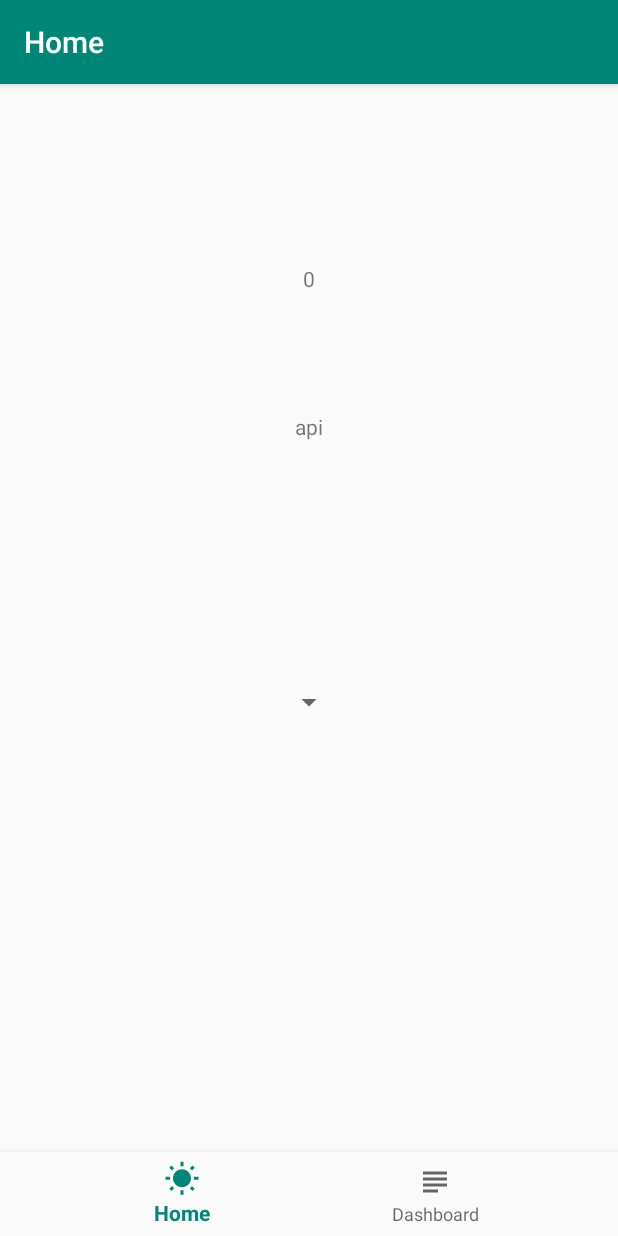
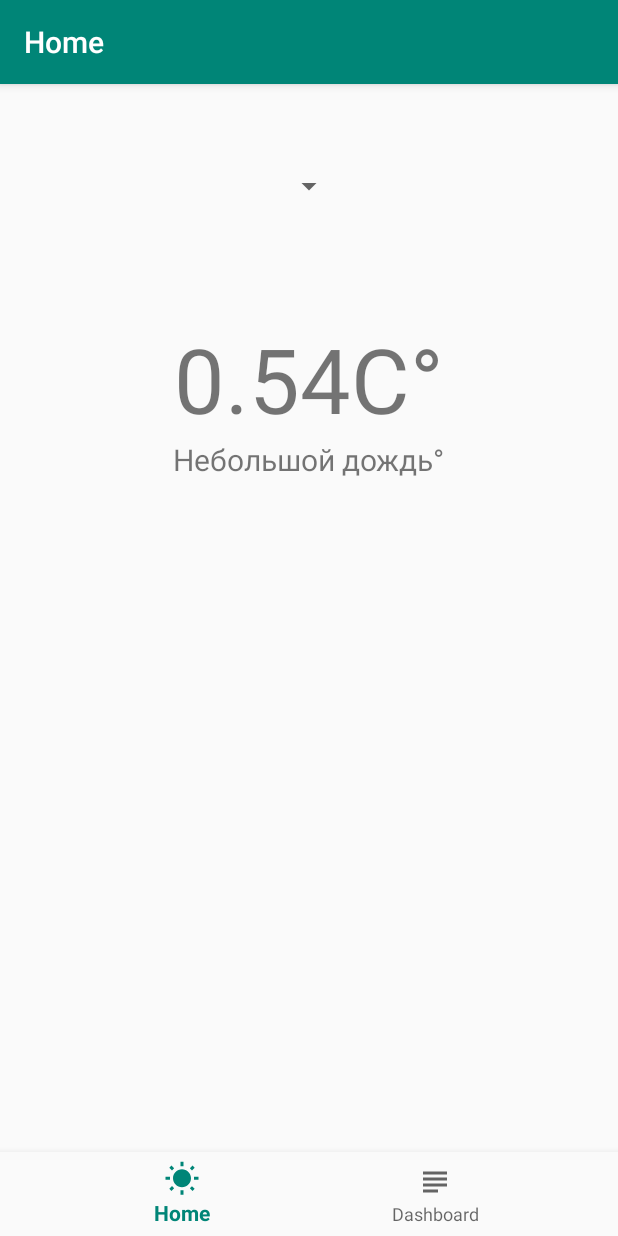
Before and after one commit to AlexGopher802/LearnPractic, an Android app: the screen it shows after launch (MainActivity), on a phone screen of 412 x 824 dp. Run offline under Robolectric (Android 15) with nearby library versions, the phone set to English and light mode, and no system bars; our stand-ins replace navigation-ui.

Commit message:
v.1.1.1 (before final)

```diff
--- a/app/src/main/AndroidManifest.xml
+++ b/app/src/main/AndroidManifest.xml
@@ -1,5 +1,6 @@
 <?xml version="1.0" encoding="utf-8"?>
 <manifest xmlns:android="http://schemas.android.com/apk/res/android"
+    xmlns:tools="http://schemas.android.com/tools"
     package="com.example.perfectweather">
 
     <uses-permission android:name="android.permission.INTERNET" />
@@ -10,8 +11,10 @@
         android:label="@string/app_name"
         android:roundIcon="@mipmap/ic_launcher_round"
         android:supportsRtl="true"
-        android:theme="@style/AppTheme">
+        android:theme="@style/AppTheme"
+        tools:ignore="GoogleAppIndexingWarning">
         <activity
+            android:screenOrientation="portrait"
             android:name=".MainActivity"
             android:label="@string/app_name">
             <intent-filter>
--- a/app/src/main/java/com/example/perfectweather/MainActivity.kt
+++ b/app/src/main/java/com/example/perfectweather/MainActivity.kt
@@ -1,5 +1,6 @@
 package com.example.perfectweather
 
+import android.content.Intent
 import android.content.SharedPreferences
 import android.os.Bundle
 import android.view.View
@@ -7,11 +8,13 @@ import android.widget.ArrayAdapter
 import android.widget.Spinner
 import com.google.android.material.bottomnavigation.BottomNavigationView
 import androidx.appcompat.app.AppCompatActivity
+import androidx.fragment.app.Fragment
 import androidx.navigation.findNavController
 import androidx.navigation.ui.AppBarConfiguration
 import androidx.navigation.ui.setupActionBarWithNavController
 import androidx.navigation.ui.setupWithNavController
 import com.example.perfectweather.data.ApiWeather
+import com.example.perfectweather.ui.dashboard.DashboardFragment
 import com.example.perfectweather.ui.dashboard.DialogWindow
 import kotlinx.android.synthetic.main.fragment_home.*
 import kotlinx.coroutines.Dispatchers
@@ -32,23 +35,10 @@ class MainActivity : AppCompatActivity() {
         val navView: BottomNavigationView = findViewById(R.id.nav_view)
 
         val navController = findNavController(R.id.nav_host_fragment)
-// Passing each menu ID as a set of Ids because each
-// menu should be considered as top level destinations.
         val appBarConfiguration = AppBarConfiguration(setOf(
             R.id.navigation_home, R.id.navigation_dashboard))
         setupActionBarWithNavController(navController, appBarConfiguration)
         navView.setupWithNavController(navController)
 
-        //GlobalScope.launch(Dispatchers.Main) {
-
     }
-
-    /*fun butnClick(view: View) {
-        val apiService = ApiWeather()
-        GlobalScope.launch(Dispatchers.Main) {
-            val UrlModel = apiService.getCurrentWeather(editText.text.toString()).await()
-            weatherInfo.text = UrlModel.sys.country.toString()
-        }
-    }*/
-
 }
--- a/app/src/main/java/com/example/perfectweather/data/ApiWeather.kt
+++ b/app/src/main/java/com/example/perfectweather/data/ApiWeather.kt
@@ -18,8 +18,8 @@ interface ApiWeather {
 
     @GET("weather")
     fun getCurrentWeather(
-        @Query("q") location: String
-        //@Query("lang") languageCode: String = "en"
+        @Query("q") location: String,
+        @Query("lang") languageCode: String = "ru"
     ): Deferred<Weather>
 
     companion object{
--- a/app/src/main/java/com/example/perfectweather/data/response/Weather.kt
+++ b/app/src/main/java/com/example/perfectweather/data/response/Weather.kt
@@ -1,4 +1,6 @@
 package com.example.perfectweather.data.response
+
+import com.google.gson.annotations.SerializedName
 
 data class Weather(
     val base: String,
@@ -12,6 +14,7 @@ data class Weather(
     val sys: Sys,
     val timezone: Int,
     val visibility: Int,
+    @SerializedName("weather")
     val weather: List<WeatherX>,
     val wind: Wind
 )
--- a/app/src/main/res/layout/fragment_home.xml
+++ b/app/src/main/res/layout/fragment_home.xml
@@ -1,7 +1,7 @@
 <?xml version="1.0" encoding="utf-8"?>
-<androidx.constraintlayout.widget.ConstraintLayout xmlns:android="http://schemas.android.com/apk/res/android"
-    xmlns:app="http://schemas.android.com/apk/res-auto"
+<RelativeLayout xmlns:app="http://schemas.android.com/apk/res-auto"
     xmlns:tools="http://schemas.android.com/tools"
+    xmlns:android="http://schemas.android.com/apk/res/android"
     android:layout_width="match_parent"
     android:layout_height="match_parent">
 
@@ -9,31 +9,29 @@
         android:id="@+id/blood_spinner"
         android:layout_width="wrap_content"
         android:layout_height="wrap_content"
-        app:layout_constraintBottom_toBottomOf="parent"
-        app:layout_constraintEnd_toEndOf="parent"
-        app:layout_constraintStart_toStartOf="parent"
-        app:layout_constraintTop_toTopOf="parent"
         android:spinnerMode="dialog"
+        android:layout_alignParentTop="true"
+        android:layout_centerHorizontal="true"
         />
 
     <TextView
-        android:id="@+id/textView_debug"
+        android:id="@+id/weatherTemp"
         android:layout_width="wrap_content"
         android:layout_height="wrap_content"
-        android:text="debug"
-        app:layout_constraintBottom_toTopOf="@+id/textView2"
-        app:layout_constraintEnd_toEndOf="parent"
-        app:layout_constraintStart_toStartOf="parent"
-        app:layout_constraintTop_toTopOf="parent" />
+        android:text="0.54C°"
+        android:textSize="60dp"
+        android:layout_centerHorizontal="true"
+        android:layout_marginTop="100dp"
+         />
 
     <TextView
-        android:id="@+id/textView2"
+        android:id="@+id/weatherDescription"
         android:layout_width="wrap_content"
         android:layout_height="wrap_content"
-        android:text="api"
-        app:layout_constraintBottom_toTopOf="@+id/blood_spinner"
-        app:layout_constraintEnd_toEndOf="parent"
-        app:layout_constraintStart_toStartOf="parent"
-        app:layout_constraintTop_toTopOf="parent" />
+        android:text="Небольшой дождь°"
+        android:textSize="20dp"
+        android:layout_below="@+id/weatherTemp"
+        android:layout_centerHorizontal="true"
+        />
 
-</androidx.constraintlayout.widget.ConstraintLayout>
+</RelativeLayout>
```
Also changed, not shown: app/src/main/java/com/example/perfectweather/ui/dashboard/DialogWindow.kt (+0 -7 lines), app/src/main/java/com/example/perfectweather/ui/home/HomeFragment.kt (+6 -72 lines).
